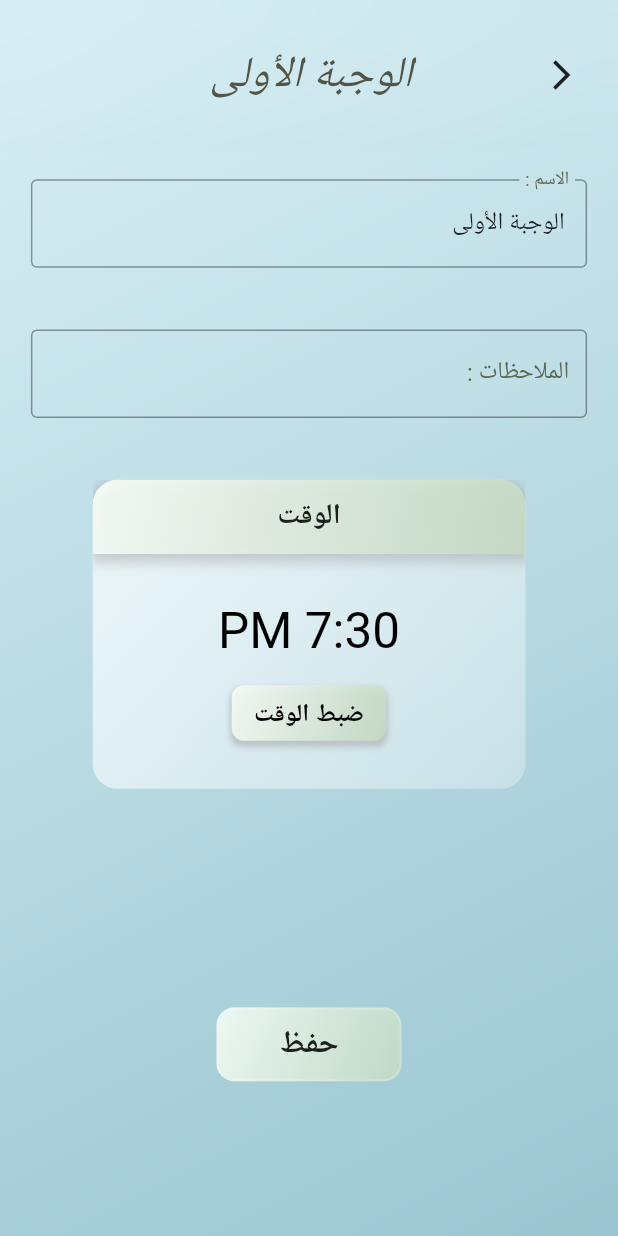
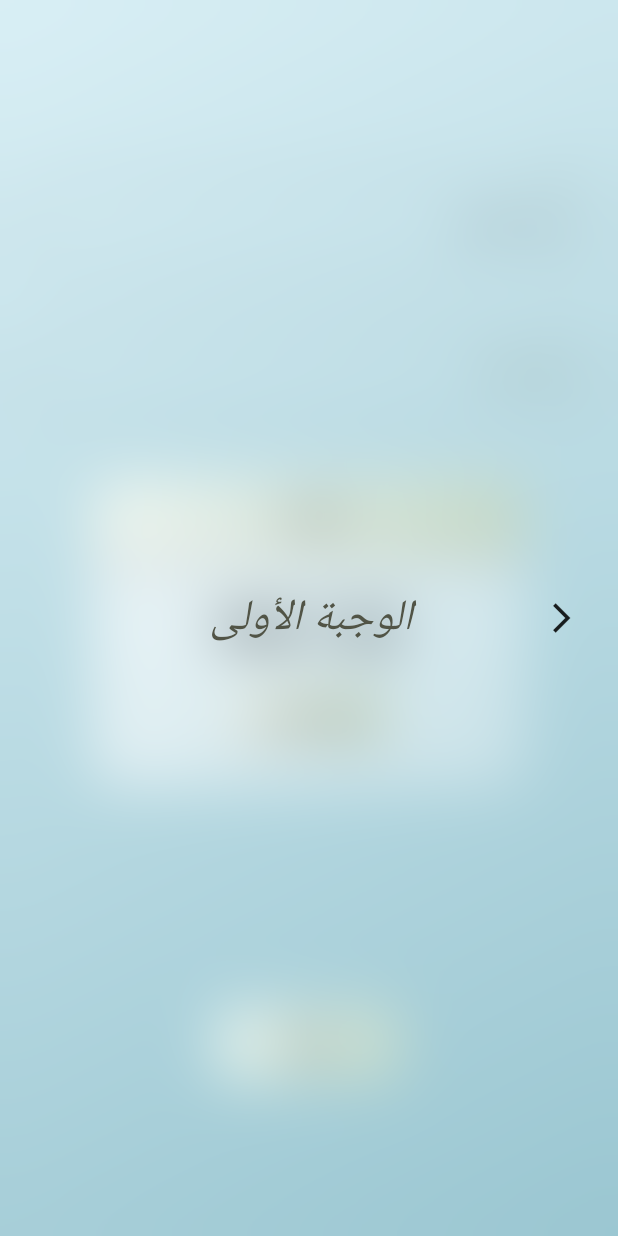
Before and after one commit to sireen-tak6/WakeWell, a Flutter app: the screen it shows after launch, after a tap on "التالي", after a tap on "الوجبة الأولى", on a phone screen of 412 x 824 dp. Run offline on Flutter 3.47's test engine with Material 2 defaults, Android fonts, the light colour scheme and no system bars; our stand-ins replace flutter_local_notifications, shared_preferences, timezone.

Commit message:
first commit

```diff
--- a/lib/components/frostedAppBar.dart
+++ b/lib/components/frostedAppBar.dart
@@ -32,8 +32,6 @@
     final scHeight = Provider.of<auth>(context, listen: false).screenHeight;
     return Directionality(
       textDirection: TextDirection.rtl,
-      child: Positioned(
-        top: 0,
       child: ClipRect(
         child: BackdropFilter(
           filter: ImageFilter.blur(
@@ -66,7 +64,6 @@
           ),
         ),
       ),
-      ),
     );
   }
 }
--- a/lib/screens/dayAlarms.dart
+++ b/lib/screens/dayAlarms.dart
@@ -18,7 +18,7 @@
     return Scaffold(
       body: Directionality(
         textDirection: TextDirection.rtl,
-        child: Stack(fit: StackFit.expand, children: [
+        child: Stack(alignment: Alignment.topCenter, children: [
           Container(
             height: scHeight,
             width: scWidth,
--- a/lib/screens/homepage.dart
+++ b/lib/screens/homepage.dart
@@ -16,11 +16,10 @@
     final scWidth = Provider.of<auth>(context).screenWidth;
     final scHeight = Provider.of<auth>(context).screenHeight;
     // to hide the status bar
-    SystemChrome.setEnabledSystemUIMode(SystemUiMode.manual, overlays: []);
     return Scaffold(
       body: Directionality(
         textDirection: TextDirection.rtl,
-        child: Stack(fit: StackFit.expand, children: [
+        child: Stack(alignment: Alignment.topCenter, children: [
           Container(
             width: scWidth,
             padding: EdgeInsets.symmetric(horizontal: scWidth * 0.05),
```
Also changed, not shown: 1 other file. Lines whose indentation alone changed are shown as unchanged.
